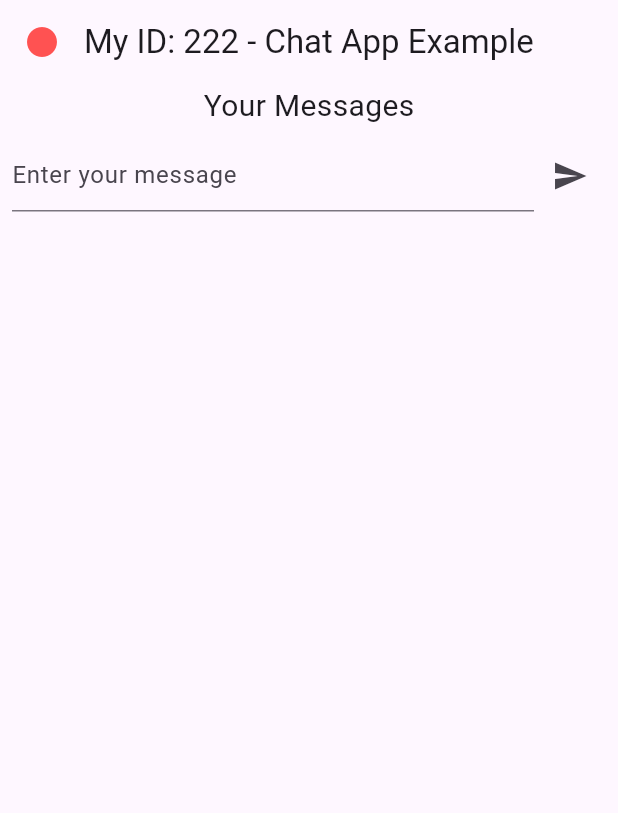
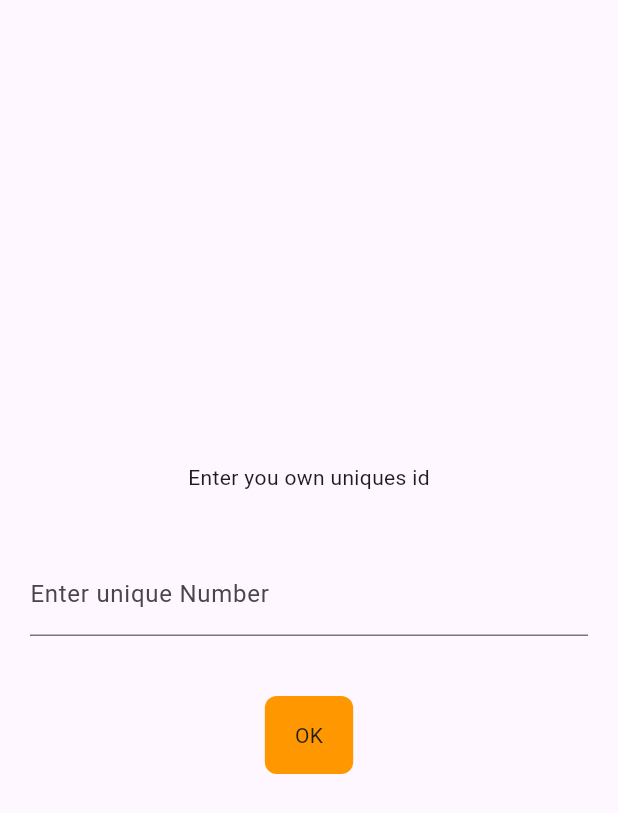
Before and after one commit to Tejas-gaikwad/web_socket_flutter_node_express, a Flutter app: the screen it shows after launch, on a phone screen of 412 x 824 dp. Shown: the top 813 px of the screen. Run offline on Flutter 3.47's test engine with Material 3 defaults, Android fonts, the phone set to English and light mode, and no system bars.

Commit message:
issue solved of websocket

```diff
--- a/web_socket_project_using_flutter/lib/chat_screen.dart
+++ b/web_socket_project_using_flutter/lib/chat_screen.dart
@@ -4,7 +4,11 @@ import 'package:flutter/material.dart';
 import 'package:web_socket_channel/io.dart';
 
 class ChatScreen extends StatefulWidget {
-  const ChatScreen({super.key});
+  final String myid;
+  const ChatScreen({
+    super.key,
+    required this.myid,
+  });
 
   @override
   _ChatScreenState createState() => _ChatScreenState();
@@ -15,7 +19,7 @@ class _ChatScreenState extends State<ChatScreen> {
 
   bool connected = false; // boolean value to track connection status
 
-  String myid = "222"; //my id
+  String myid = ""; //my id
   String recieverid = "111"; //reciever id
   // swap myid and recieverid value on another mobile to test send and recieve
   String auth = "chatapphdfgjd34534hjdfk"; //auth key
@@ -27,6 +31,7 @@ class _ChatScreenState extends State<ChatScreen> {
   @override
   void initState() {
     super.initState();
+    myid = widget.myid;
 
     channelconnect();
   }
@@ -189,8 +194,10 @@ class _ChatScreenState extends State<ChatScreen> {
                       // _controller.clear();
 
                       if (msgtext.text != "") {
-                        sendmsg(msgtext.text,
-                            recieverid); //send message with webspcket
+                        sendmsg(
+                          msgtext.text,
+                          recieverid,
+                        ); //send message with webspcket
                       } else {
                         print("Enter message");
                       }
--- /dev/null
+++ b/web_socket_project_using_flutter/lib/id_screen.dart
@@ -0,0 +1,78 @@
+import 'package:flutter/material.dart';
+
+import 'chat_screen.dart';
+
+class InputIdScreen extends StatefulWidget {
+  const InputIdScreen({super.key});
+
+  @override
+  State<InputIdScreen> createState() => _InputIdScreenState();
+}
+
+class _InputIdScreenState extends State<InputIdScreen> {
+  late TextEditingController _idController;
+
+  @override
+  void initState() {
+    super.initState();
+    _idController = TextEditingController();
+  }
+
+  @override
+  void dispose() {
+    _idController = TextEditingController();
+    super.dispose();
+  }
+
+  @override
+  Widget build(BuildContext context) {
+    return Scaffold(
+      body: SafeArea(
+        child: Container(
+          height: MediaQuery.of(context).size.height,
+          child: Column(
+            crossAxisAlignment: CrossAxisAlignment.center,
+            mainAxisAlignment: MainAxisAlignment.center,
+            children: [
+              const Text('Enter you own uniques id'),
+              const SizedBox(height: 40),
+              Padding(
+                padding: const EdgeInsets.symmetric(horizontal: 20),
+                child: TextField(
+                  keyboardType: TextInputType.number,
+                  decoration: const InputDecoration(
+                      label: Text('Enter unique Number'),
+                      hintText: 'Enter number'),
+                  controller: _idController,
+                ),
+              ),
+              const SizedBox(height: 40),
+              InkWell(
+                onTap: () {
+                  Navigator.push(
+                    context,
+                    MaterialPageRoute(
+                      builder: (context) {
+                        return ChatScreen(
+                          myid: _idController.text,
+                        );
+                      },
+                    ),
+                  );
+                },
+                child: Container(
+                    padding: const EdgeInsets.symmetric(
+                        horizontal: 20, vertical: 16),
+                    decoration: BoxDecoration(
+                      color: Colors.orange,
+                      borderRadius: BorderRadius.circular(8.0),
+                    ),
+                    child: const Text('OK')),
+              )
+            ],
+          ),
+        ),
+      ),
+    );
+  }
+}
--- a/web_socket_project_using_flutter/lib/main.dart
+++ b/web_socket_project_using_flutter/lib/main.dart
@@ -1,6 +1,7 @@
 import 'package:flutter/material.dart';
 
 import 'chat_screen.dart';
+import 'id_screen.dart';
 
 void main() {
   runApp(const MyApp());
@@ -18,7 +19,7 @@ class MyApp extends StatelessWidget {
         colorScheme: ColorScheme.fromSeed(seedColor: Colors.deepPurple),
         useMaterial3: true,
       ),
-      home: ChatScreen(),
+      home: InputIdScreen(),
     );
   }
 }
```
Also changed, not shown: 3 other files.
